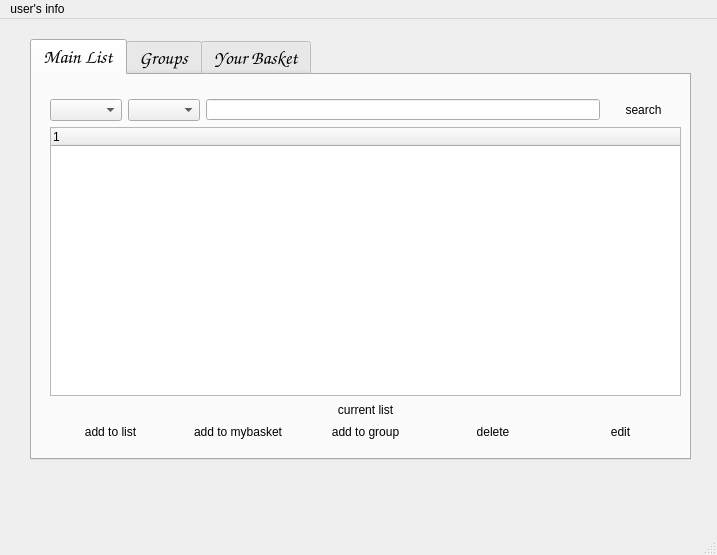
This is Store/main_page.ui in Mitraaaaa/Store as Qt 5 draws it before an edit. The edited form follows.
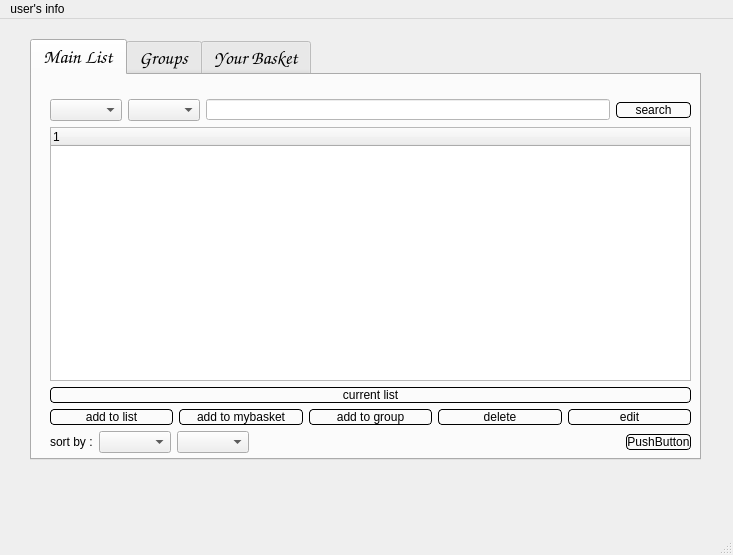
This is the edited form. The open tabs and pages were chosen to show the change. Icons and pictures are not drawn.

Commit message: Change stylesheet for additional pages + add sort design for main_page

The edit to the form file:
```diff
--- a/Store/main_page.ui
+++ b/Store/main_page.ui
@@ -6,7 +6,7 @@
    <rect>
     <x>0</x>
     <y>0</y>
-    <width>717</width>
+    <width>733</width>
     <height>555</height>
    </rect>
   </property>
@@ -26,8 +26,11 @@
    <property name="styleSheet">
     <string notr="true">QComboBox QAbstractItemView {
     selection-background-color: rgb(255, 138, 125);
+    color:black;
 }
 QComboBox{
+backgroud-color:white;
+	color:black;
 	font: 13pt &quot;Comic Sans MS&quot;;
 }
 #centralwidget
@@ -38,16 +41,26 @@
 QTreeWidget
 {
    background: qlineargradient(x1:0, y1:0, x2:1, y2:1,
-                stop:0 white, stop: 0.4 white, stop:1 rgb(255, 157, 149))
+                stop:0 white, stop: 0.4 white, stop:1 rgb(255, 157, 149));
+color:black;
+	font: 13pt &quot;Comic Sans MS&quot;;
 }
 QPushButton
 {
+	
 	font: 75 14pt &quot;Comic Sans MS&quot;;
 background: qlineargradient(x1:0, y1:0, x2:1, y2:1,
                 stop:0 white, stop: 0.4 white, stop:1 rgb(193, 192, 193));
+color:black;
   	 border-width: 1px;
     border-style: solid;
     border-radius: 4px;
+}
+QLineEdit
+{
+background-color:rgb(255, 255, 255);
+font: 13pt &quot;Comic Sans MS&quot;;
+font: 15pt &quot;Papyrus&quot;;
 }</string>
    </property>
    <widget class="QTabWidget" name="groups">
@@ -55,7 +68,7 @@
      <rect>
       <x>30</x>
       <y>20</y>
-      <width>661</width>
+      <width>671</width>
       <height>421</height>
      </rect>
     </property>
@@ -95,15 +108,17 @@
      <attribute name="title">
       <string>Main List</string>
      </attribute>
-     <widget class="QWidget" name="layoutWidget">
+     <widget class="QWidget" name="">
       <property name="geometry">
        <rect>
         <x>18</x>
         <y>24</y>
-        <width>631</width>
-        <height>341</height>
+        <width>641</width>
+        <height>354</height>
        </rect>
       </property>
+      <layout class="QVBoxLayout" name="verticalLayout_5">
+       <item>
       <layout class="QVBoxLayout" name="verticalLayout">
        <item>
         <layout class="QHBoxLayout" name="horizontalLayout_2">
@@ -253,6 +268,45 @@
         </layout>
        </item>
       </layout>
+       </item>
+       <item>
+        <layout class="QHBoxLayout" name="horizontalLayout_7">
+         <item>
+          <widget class="QLabel" name="label">
+           <property name="text">
+            <string>sort by :</string>
+           </property>
+          </widget>
+         </item>
+         <item>
+          <widget class="QComboBox" name="comboBox"/>
+         </item>
+         <item>
+          <widget class="QComboBox" name="comboBox_2"/>
+         </item>
+         <item>
+          <spacer name="horizontalSpacer_5">
+           <property name="orientation">
+            <enum>Qt::Horizontal</enum>
+           </property>
+           <property name="sizeHint" stdset="0">
+            <size>
+             <width>40</width>
+             <height>20</height>
+            </size>
+           </property>
+          </spacer>
+         </item>
+         <item>
+          <widget class="QPushButton" name="pushButton">
+           <property name="text">
+            <string>PushButton</string>
+           </property>
+          </widget>
+         </item>
+        </layout>
+       </item>
+      </layout>
      </widget>
     </widget>
     <widget class="QWidget" name="tab_5">
@@ -262,9 +316,9 @@
      <widget class="QWidget" name="layoutWidget">
       <property name="geometry">
        <rect>
-        <x>27</x>
+        <x>17</x>
         <y>17</y>
-        <width>611</width>
+        <width>631</width>
         <height>341</height>
        </rect>
       </property>
@@ -495,13 +549,24 @@
      </widget>
     </widget>
    </widget>
+   <widget class="QWidget" name="">
+    <property name="geometry">
+     <rect>
+      <x>0</x>
+      <y>0</y>
+      <width>2</width>
+      <height>2</height>
+     </rect>
+    </property>
+    <layout class="QVBoxLayout" name="verticalLayout_4"/>
+   </widget>
   </widget>
   <widget class="QMenuBar" name="menubar">
    <property name="geometry">
     <rect>
      <x>0</x>
      <y>0</y>
-     <width>717</width>
+     <width>733</width>
      <height>24</height>
     </rect>
    </property>
```
Left out of the diff: 8 changed lines with no effect on the pictures. Lines whose indentation alone changed are shown as unchanged. The commit also changes 27 other files.
